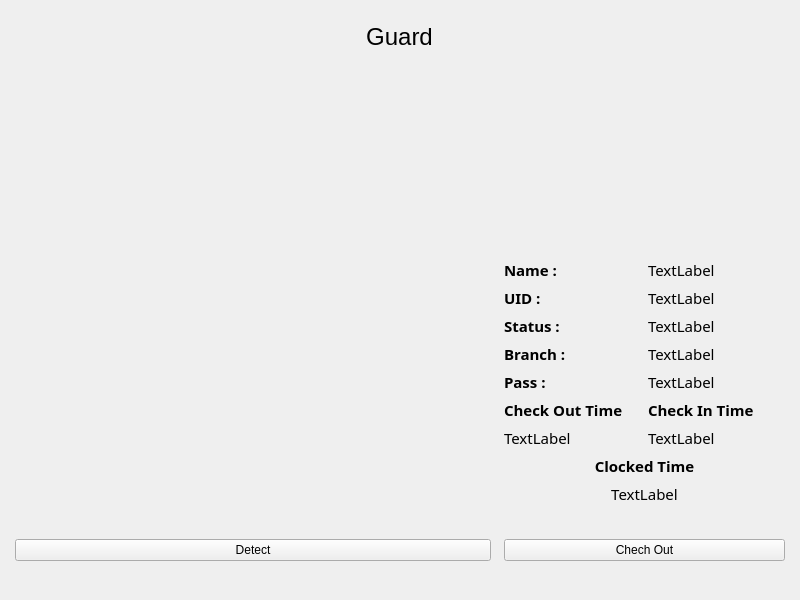
The window that ui/guard.ui (sipsmehta/Face-Recognition-Surveillance-) describes before a commit, drawn with Qt 5.
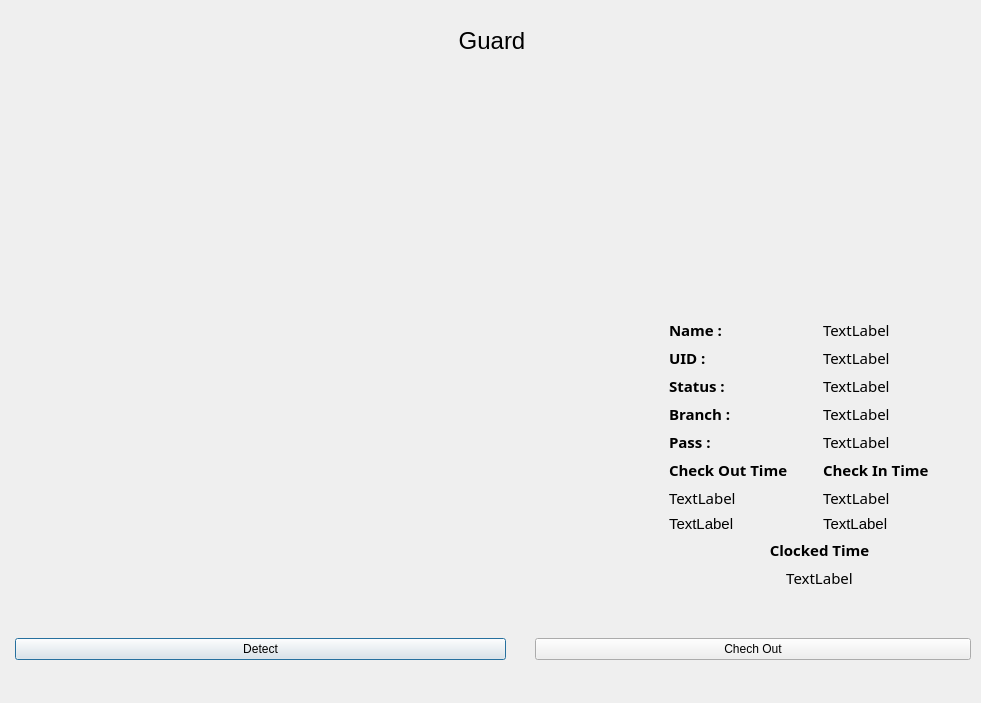
The same window after the commit.

```diff
--- a/ui/guard.ui
+++ b/ui/guard.ui
@@ -1,25 +1,33 @@
 <?xml version="1.0" encoding="UTF-8"?>
 <ui version="4.0">
- <class>MainWindow</class>
- <widget class="QMainWindow" name="MainWindow">
+ <class>GuardDialog</class>
+ <widget class="QDialog" name="GuardDialog">
   <property name="geometry">
    <rect>
     <x>0</x>
     <y>0</y>
-    <width>800</width>
-    <height>600</height>
+    <width>981</width>
+    <height>703</height>
    </rect>
   </property>
   <property name="windowTitle">
    <string>MainWindow</string>
   </property>
-  <widget class="QWidget" name="centralwidget">
+  <widget class="QWidget" name="centralwidget" native="true">
+   <property name="geometry">
+    <rect>
+     <x>0</x>
+     <y>4</y>
+     <width>971</width>
+     <height>691</height>
+    </rect>
+   </property>
    <widget class="QWidget" name="verticalLayoutWidget">
     <property name="geometry">
      <rect>
       <x>14</x>
       <y>19</y>
-      <width>771</width>
+      <width>956</width>
       <height>36</height>
      </rect>
     </property>
@@ -46,13 +54,25 @@
      <rect>
       <x>14</x>
       <y>64</y>
-      <width>476</width>
-      <height>441</height>
+      <width>642</width>
+      <height>524</height>
      </rect>
     </property>
     <layout class="QGridLayout" name="gridLayout">
      <item row="0" column="0">
       <widget class="QLabel" name="LiveFeed">
+       <property name="sizePolicy">
+        <sizepolicy hsizetype="Minimum" vsizetype="Minimum">
+         <horstretch>0</horstretch>
+         <verstretch>0</verstretch>
+        </sizepolicy>
+       </property>
+       <property name="minimumSize">
+        <size>
+         <width>640</width>
+         <height>480</height>
+        </size>
+       </property>
        <property name="text">
         <string/>
        </property>
@@ -63,10 +83,10 @@
    <widget class="QWidget" name="gridLayoutWidget_2">
     <property name="geometry">
      <rect>
-      <x>504</x>
+      <x>669</x>
       <y>64</y>
-      <width>281</width>
-      <height>441</height>
+      <width>301</width>
+      <height>521</height>
      </rect>
     </property>
     <layout class="QGridLayout" name="gridLayout_2">
@@ -91,135 +111,6 @@
        </property>
       </widget>
      </item>
-     <item row="7" column="0">
-      <widget class="QLabel" name="CheckoutTime">
-       <property name="sizePolicy">
-        <sizepolicy hsizetype="Preferred" vsizetype="Fixed">
-         <horstretch>0</horstretch>
-         <verstretch>0</verstretch>
-        </sizepolicy>
-       </property>
-       <property name="font">
-        <font>
-         <family>Droid Sans Fallback</family>
-         <pointsize>11</pointsize>
-         <weight>50</weight>
-         <bold>false</bold>
-        </font>
-       </property>
-       <property name="text">
-        <string>TextLabel</string>
-       </property>
-      </widget>
-     </item>
-     <item row="3" column="0">
-      <widget class="QLabel" name="_Status_">
-       <property name="sizePolicy">
-        <sizepolicy hsizetype="Preferred" vsizetype="Fixed">
-         <horstretch>0</horstretch>
-         <verstretch>0</verstretch>
-        </sizepolicy>
-       </property>
-       <property name="font">
-        <font>
-         <family>Droid Sans Fallback</family>
-         <pointsize>11</pointsize>
-         <weight>75</weight>
-         <bold>true</bold>
-        </font>
-       </property>
-       <property name="text">
-        <string>Status :</string>
-       </property>
-      </widget>
-     </item>
-     <item row="6" column="1">
-      <widget class="QLabel" name="_CheckInTime_">
-       <property name="sizePolicy">
-        <sizepolicy hsizetype="Preferred" vsizetype="Fixed">
-         <horstretch>0</horstretch>
-         <verstretch>0</verstretch>
-        </sizepolicy>
-       </property>
-       <property name="font">
-        <font>
-         <family>Droid Sans Fallback</family>
-         <pointsize>11</pointsize>
-         <weight>75</weight>
-         <bold>true</bold>
-        </font>
-       </property>
-       <property name="text">
-        <string>Check In Time</string>
-       </property>
-      </widget>
-     </item>
-     <item row="5" column="1">
-      <widget class="QLabel" name="Pass">
-       <property name="sizePolicy">
-        <sizepolicy hsizetype="Preferred" vsizetype="Fixed">
-         <horstretch>0</horstretch>
-         <verstretch>0</verstretch>
-        </sizepolicy>
-       </property>
-       <property name="font">
-        <font>
-         <family>Droid Sans Fallback</family>
-         <pointsize>11</pointsize>
-         <weight>50</weight>
-         <bold>false</bold>
-        </font>
-       </property>
-       <property name="text">
-        <string>TextLabel</string>
-       </property>
-      </widget>
-     </item>
-     <item row="8" column="0" colspan="2">
-      <widget class="QLabel" name="_TotalOutTime_">
-       <property name="sizePolicy">
-        <sizepolicy hsizetype="Preferred" vsizetype="Fixed">
-         <horstretch>0</horstretch>
-         <verstretch>0</verstretch>
-        </sizepolicy>
-       </property>
-       <property name="font">
-        <font>
-         <family>Droid Sans Fallback</family>
-         <pointsize>11</pointsize>
-         <weight>75</weight>
-         <bold>true</bold>
-        </font>
-       </property>
-       <property name="text">
-        <string>Clocked Time</string>
-       </property>
-       <property name="alignment">
-        <set>Qt::AlignCenter</set>
-       </property>
-      </widget>
-     </item>
-     <item row="1" column="1">
-      <widget class="QLabel" name="Name">
-       <property name="sizePolicy">
-        <sizepolicy hsizetype="Preferred" vsizetype="Fixed">
-         <horstretch>0</horstretch>
-         <verstretch>0</verstretch>
-        </sizepolicy>
-       </property>
-       <property name="font">
-        <font>
-         <family>Droid Sans Fallback</family>
-         <pointsize>11</pointsize>
-         <weight>50</weight>
-         <bold>false</bold>
-        </font>
-       </property>
-       <property name="text">
-        <string>TextLabel</string>
-       </property>
-      </widget>
-     </item>
      <item row="2" column="1">
       <widget class="QLabel" name="UID">
        <property name="sizePolicy">
@@ -326,7 +217,7 @@
       </widget>
      </item>
      <item row="7" column="1">
-      <widget class="QLabel" name="CheckinTime">
+      <widget class="QLabel" name="CheckinDate">
        <property name="sizePolicy">
         <sizepolicy hsizetype="Preferred" vsizetype="Fixed">
          <horstretch>0</horstretch>
@@ -346,6 +237,145 @@
        </property>
       </widget>
      </item>
+     <item row="0" column="0" colspan="2">
+      <widget class="QLabel" name="ProfileImage">
+       <property name="text">
+        <string/>
+       </property>
+      </widget>
+     </item>
+     <item row="10" column="0" colspan="2">
+      <widget class="QLabel" name="TotalOutTime">
+       <property name="sizePolicy">
+        <sizepolicy hsizetype="Preferred" vsizetype="Fixed">
+         <horstretch>0</horstretch>
+         <verstretch>0</verstretch>
+        </sizepolicy>
+       </property>
+       <property name="font">
+        <font>
+         <family>Droid Sans Fallback</family>
+         <pointsize>11</pointsize>
+         <weight>50</weight>
+         <bold>false</bold>
+        </font>
+       </property>
+       <property name="text">
+        <string>TextLabel</string>
+       </property>
+       <property name="alignment">
+        <set>Qt::AlignCenter</set>
+       </property>
+      </widget>
+     </item>
+     <item row="5" column="1">
+      <widget class="QLabel" name="Pass">
+       <property name="sizePolicy">
+        <sizepolicy hsizetype="Preferred" vsizetype="Fixed">
+         <horstretch>0</horstretch>
+         <verstretch>0</verstretch>
+        </sizepolicy>
+       </property>
+       <property name="font">
+        <font>
+         <family>Droid Sans Fallback</family>
+         <pointsize>11</pointsize>
+         <weight>50</weight>
+         <bold>false</bold>
+        </font>
+       </property>
+       <property name="text">
+        <string>TextLabel</string>
+       </property>
+      </widget>
+     </item>
+     <item row="9" column="0" colspan="2">
+      <widget class="QLabel" name="_TotalOutTime_">
+       <property name="sizePolicy">
+        <sizepolicy hsizetype="Preferred" vsizetype="Fixed">
+         <horstretch>0</horstretch>
+         <verstretch>0</verstretch>
+        </sizepolicy>
+       </property>
+       <property name="font">
+        <font>
+         <family>Droid Sans Fallback</family>
+         <pointsize>11</pointsize>
+         <weight>75</weight>
+         <bold>true</bold>
+        </font>
+       </property>
+       <property name="text">
+        <string>Clocked Time</string>
+       </property>
+       <property name="alignment">
+        <set>Qt::AlignCenter</set>
+       </property>
+      </widget>
+     </item>
+     <item row="1" column="1">
+      <widget class="QLabel" name="Name">
+       <property name="sizePolicy">
+        <sizepolicy hsizetype="Preferred" vsizetype="Fixed">
+         <horstretch>0</horstretch>
+         <verstretch>0</verstretch>
+        </sizepolicy>
+       </property>
+       <property name="font">
+        <font>
+         <family>Droid Sans Fallback</family>
+         <pointsize>11</pointsize>
+         <weight>50</weight>
+         <bold>false</bold>
+        </font>
+       </property>
+       <property name="text">
+        <string>TextLabel</string>
+       </property>
+      </widget>
+     </item>
+     <item row="7" column="0">
+      <widget class="QLabel" name="CheckoutDate">
+       <property name="sizePolicy">
+        <sizepolicy hsizetype="Preferred" vsizetype="Fixed">
+         <horstretch>0</horstretch>
+         <verstretch>0</verstretch>
+        </sizepolicy>
+       </property>
+       <property name="font">
+        <font>
+         <family>Droid Sans Fallback</family>
+         <pointsize>11</pointsize>
+         <weight>50</weight>
+         <bold>false</bold>
+        </font>
+       </property>
+       <property name="text">
+        <string>TextLabel</string>
+       </property>
+      </widget>
+     </item>
+     <item row="6" column="1">
+      <widget class="QLabel" name="_CheckInTime_">
+       <property name="sizePolicy">
+        <sizepolicy hsizetype="Preferred" vsizetype="Fixed">
+         <horstretch>0</horstretch>
+         <verstretch>0</verstretch>
+        </sizepolicy>
+       </property>
+       <property name="font">
+        <font>
+         <family>Droid Sans Fallback</family>
+         <pointsize>11</pointsize>
+         <weight>75</weight>
+         <bold>true</bold>
+        </font>
+       </property>
+       <property name="text">
+        <string>Check In Time</string>
+       </property>
+      </widget>
+     </item>
      <item row="2" column="0">
       <widget class="QLabel" name="_UID_">
        <property name="sizePolicy">
@@ -395,8 +425,8 @@
        </property>
       </widget>
      </item>
-     <item row="9" column="0" colspan="2">
-      <widget class="QLabel" name="TotalOutTime">
+     <item row="3" column="0">
+      <widget class="QLabel" name="_Status_">
        <property name="sizePolicy">
         <sizepolicy hsizetype="Preferred" vsizetype="Fixed">
          <horstretch>0</horstretch>
@@ -407,15 +437,48 @@
         <font>
          <family>Droid Sans Fallback</family>
          <pointsize>11</pointsize>
-         <weight>50</weight>
-         <bold>false</bold>
+         <weight>75</weight>
+         <bold>true</bold>
         </font>
        </property>
        <property name="text">
+        <string>Status :</string>
+       </property>
+      </widget>
+     </item>
+     <item row="8" column="0">
+      <widget class="QLabel" name="CheckoutTime">
+       <property name="sizePolicy">
+        <sizepolicy hsizetype="Preferred" vsizetype="Fixed">
+         <horstretch>0</horstretch>
+         <verstretch>0</verstretch>
+        </sizepolicy>
+       </property>
+       <property name="font">
+        <font>
+         <pointsize>11</pointsize>
+        </font>
+       </property>
+       <property name="text">
         <string>TextLabel</string>
        </property>
-       <property name="alignment">
-        <set>Qt::AlignCenter</set>
+      </widget>
+     </item>
+     <item row="8" column="1">
+      <widget class="QLabel" name="CheckinTime">
+       <property name="sizePolicy">
+        <sizepolicy hsizetype="Preferred" vsizetype="Fixed">
+         <horstretch>0</horstretch>
+         <verstretch>0</verstretch>
+        </sizepolicy>
+       </property>
+       <property name="font">
+        <font>
+         <pointsize>11</pointsize>
+        </font>
+       </property>
+       <property name="text">
+        <string>TextLabel</string>
        </property>
       </widget>
      </item>
@@ -425,8 +488,8 @@
     <property name="geometry">
      <rect>
       <x>15</x>
-      <y>515</y>
-      <width>476</width>
+      <y>610</y>
+      <width>491</width>
       <height>71</height>
      </rect>
     </property>
@@ -443,9 +506,9 @@
    <widget class="QWidget" name="gridLayoutWidget_4">
     <property name="geometry">
      <rect>
-      <x>504</x>
-      <y>515</y>
-      <width>281</width>
+      <x>535</x>
+      <y>610</y>
+      <width>436</width>
       <height>71</height>
      </rect>
     </property>
```
Left out of the diff: 89 changed lines with no effect on the pictures.
